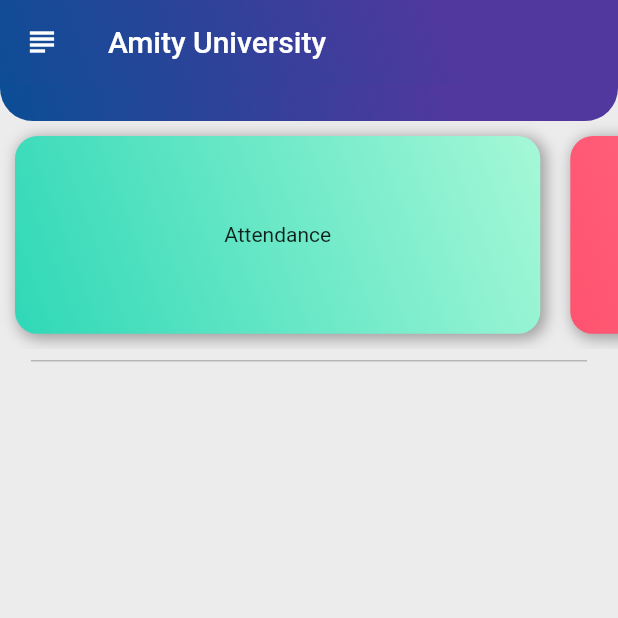
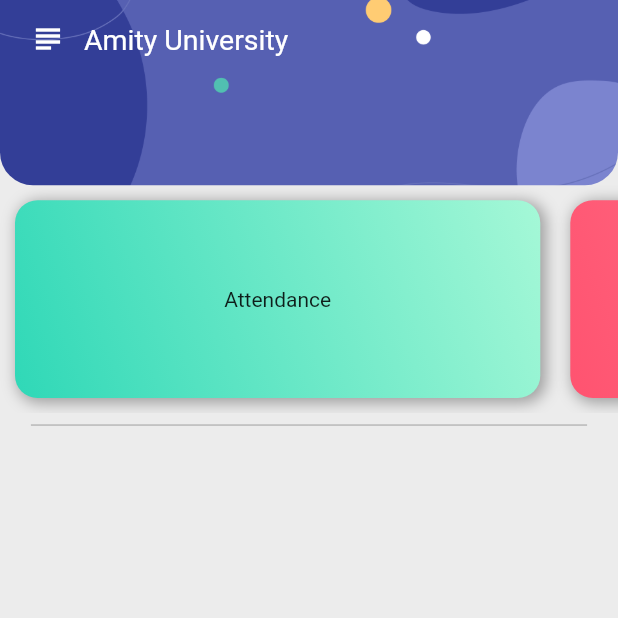
Before and after one commit to XxThunderBlastxX/amizone_app, a Flutter app: the screen it shows after launch, on a phone screen of 412 x 824 dp, the top half of it. Run offline on Flutter 3.47's test engine with Material 2 defaults, Android fonts, the phone set to English and light mode, and no system bars; drawn by our look-alikes of flutter_zoom_drawer.

Commit message:
modified appBar of HomeScreen

```diff
--- a/lib/screens/home/home_screen.dart
+++ b/lib/screens/home/home_screen.dart
@@ -1,8 +1,7 @@
 import 'package:flutter/material.dart';
 
 import '../../constants/constants.dart';
-import '../../controller/drawer_controller.dart';
-import 'widgets/appbar_gradient.dart';
+import 'widgets/appbar.dart';
 import 'widgets/tabCarousel.dart';
 
 class HomeScreen extends StatelessWidget {
@@ -15,31 +14,23 @@
 
     return Scaffold(
       backgroundColor: kBackgroundColor,
-      appBar: AppBar(
-        elevation: 0.0,
-        title: const Text('Amity University'),
-        backgroundColor: kSecondaryColor,
-        leading: IconButton(
-          onPressed: () => drawerController.toggle!(),
-          icon: const Icon(Icons.subject),
-        ),
-        flexibleSpace: const AppBarGradient(
-          height: 0.5,
-        ),
-      ),
+      // appBar: AppBar(
+      //   elevation: 0.0,
+      //   title: const Text('Amity University'),
+      //   backgroundColor: kSecondaryColor,
+      //   leading: IconButton(
+      //     onPressed: () => drawerController.toggle!(),
+      //     icon: const Icon(Icons.subject),
+      //   ),
+      //   flexibleSpace: const AppBarGradient(
+      //     height: 0.5,
+      //   ),
+      // ),
       body: Column(
         mainAxisAlignment: MainAxisAlignment.start,
         crossAxisAlignment: CrossAxisAlignment.center,
         children: [
-          const ClipRRect(
-            borderRadius: BorderRadius.only(
-              bottomLeft: Radius.circular(22.0),
-              bottomRight: Radius.circular(22.0),
-            ),
-            child: AppBarGradient(
-              height: 0.03,
-            ),
-          ),
+          const HomeAppBar(),
           const TabCarousel(),
           Divider(
             indent: size.width * 0.05,
--- /dev/null
+++ b/lib/screens/home/widgets/appbar.dart
@@ -0,0 +1,59 @@
+import 'package:flutter/material.dart';
+
+import '../../../controller/drawer_controller.dart';
+
+class HomeAppBar extends StatelessWidget {
+  const HomeAppBar({
+    Key? key,
+  }) : super(key: key);
+
+  @override
+  Widget build(BuildContext context) {
+    Size size = MediaQuery.of(context).size;
+    return Stack(
+      children: [
+        ClipRRect(
+          borderRadius: const BorderRadius.only(
+            bottomLeft: Radius.circular(22.0),
+            bottomRight: Radius.circular(22.0),
+          ),
+          child: SizedBox(
+            height: size.height * 0.1499,
+            width: size.width,
+            child: FittedBox(
+              fit: BoxFit.cover,
+              child: Image.asset('assets/bg_image.png'),
+            ),
+          ),
+        ),
+        SafeArea(
+          child: SizedBox(
+            width: double.infinity,
+            child: Padding(
+              padding: const EdgeInsets.symmetric(
+                horizontal: 8.0,
+                vertical: 2.0,
+              ),
+              child: Row(
+                children: [
+                  IconButton(
+                    onPressed: () => drawerController.toggle!(),
+                    icon: const Icon(Icons.subject),
+                    color: Colors.white,
+                  ),
+                  const Text(
+                    'Amity University',
+                    style: TextStyle(
+                      fontSize: 19.0,
+                      color: Colors.white,
+                    ),
+                  )
+                ],
+              ),
+            ),
+          ),
+        )
+      ],
+    );
+  }
+}
--- a/lib/screens/home/widgets/appbar_gradient.dart
+++ /dev/null
@@ -1,28 +0,0 @@
-import 'package:flutter/material.dart';
-
-import '../../../constants/constants.dart';
-
-class AppBarGradient extends StatelessWidget {
-  const AppBarGradient({
-    Key? key,
-    required this.height,
-  }) : super(key: key);
-
-  final double height;
-
-  @override
-  Widget build(BuildContext context) {
-    Size size = MediaQuery.of(context).size;
-    return Container(
-      height: size.height * height,
-      decoration: const BoxDecoration(
-        gradient: LinearGradient(
-          colors: [kSecondaryColor, kPurpleColor],
-          begin: FractionalOffset(0.0, 2.0),
-          end: FractionalOffset(0.8, 0.0),
-          stops: [0.0, 0.9],
-        ),
-      ),
-    );
-  }
-}
--- a/pubspec.yaml
+++ b/pubspec.yaml
@@ -57,9 +57,8 @@
   uses-material-design: true
 
   # To add assets to your application, add an assets section, like this:
-  # assets:
-  #   - images/a_dot_burr.jpeg
-  #   - images/a_dot_ham.jpeg
+  assets:
+    - assets/
 
   # An image asset can refer to one or more resolution-specific "variants", see
   # https://flutter.dev/assets-and-images/#resolution-aware.
```
Also changed, not shown: assets/bg_image.png (added).
